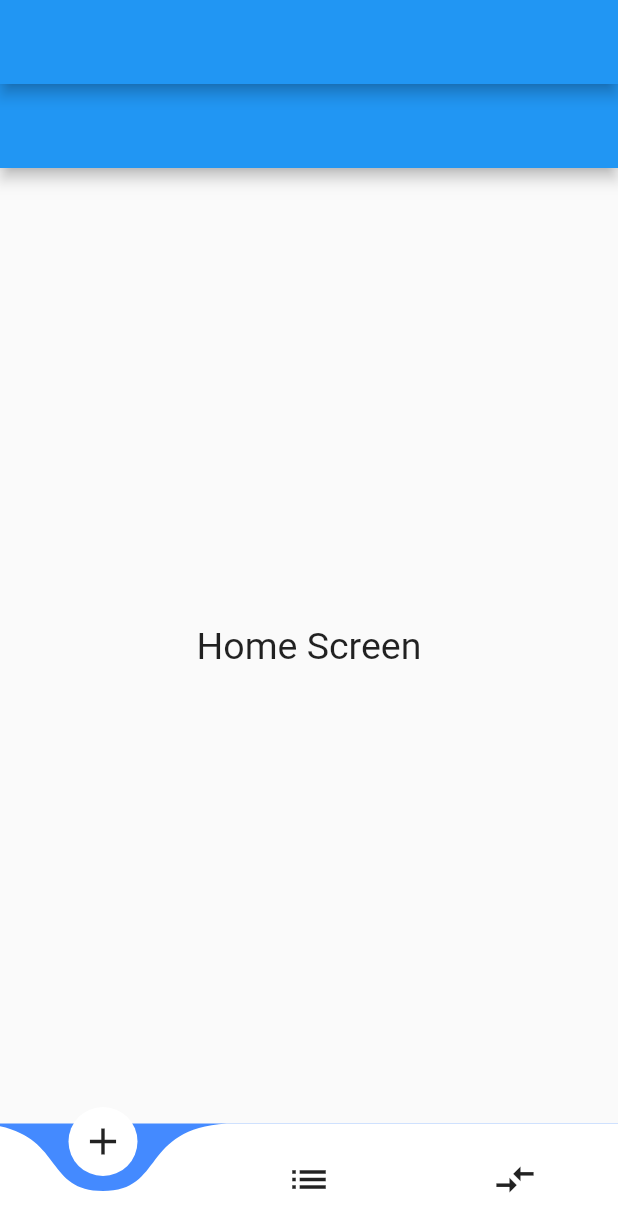
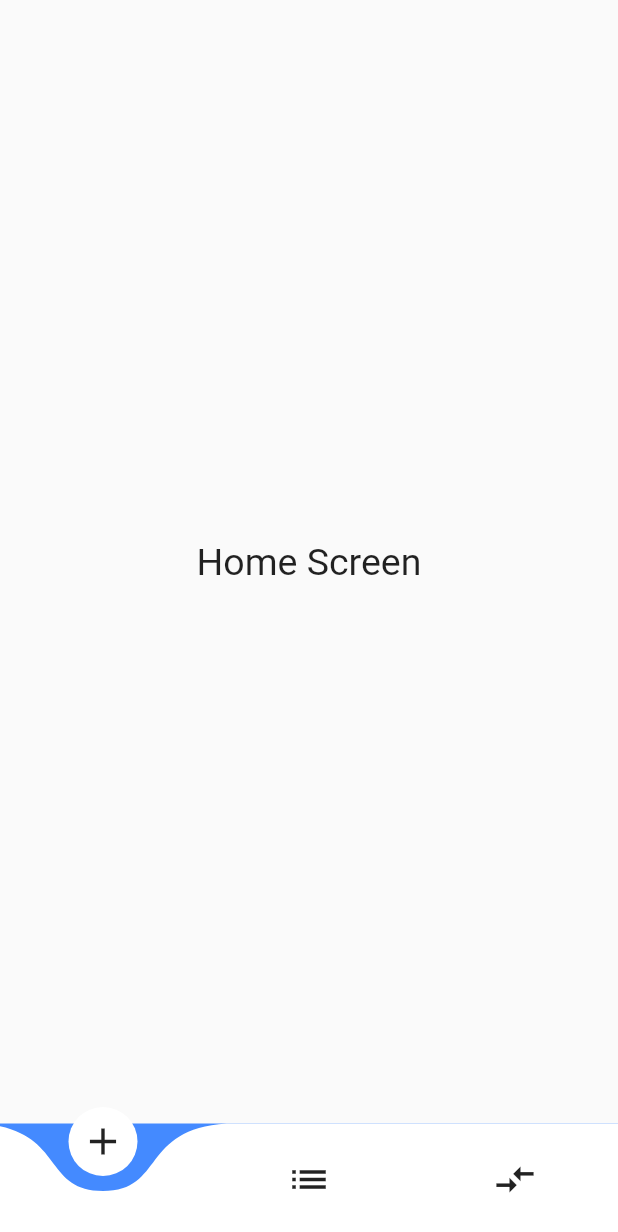
Before and after one commit to ahmedmahmoud72/EEP-Flutter-Sessions, a Flutter app: the screen it shows after launch, on a phone screen of 412 x 824 dp. Shown: the top 1232 px of the screen. Run offline on Flutter 3.47's test engine with Material 2 defaults, Android fonts, the phone set to English and light mode, and no system bars; drawn by our look-alikes of curved_navigation_bar; our stand-ins replace fluttertoast.

Commit message:
"session 3"

```diff
--- a/lib/session3_flutter/my_bottonnavbar.dart
+++ b/lib/session3_flutter/my_bottonnavbar.dart
@@ -15,7 +15,6 @@ class _MyWidgetsState extends State<MyWidgets> {
   @override
   Widget build(BuildContext context) {
     return Scaffold(
-      appBar: AppBar(),
       bottomNavigationBar: CurvedNavigationBar(
         index: currentIndex,
         animationDuration: const Duration(milliseconds: 200),
--- a/lib/session3_flutter/screens/home_screen.dart
+++ b/lib/session3_flutter/screens/home_screen.dart
@@ -5,9 +5,8 @@ class HomeScreen extends StatelessWidget {
 
   @override
   Widget build(BuildContext context) {
-    return Scaffold(
-      appBar: AppBar(),
-      body: const Center(
+    return const Scaffold(
+      body: Center(
         child: Text(
           'Home Screen',
           style: TextStyle(fontSize: 25),
```
